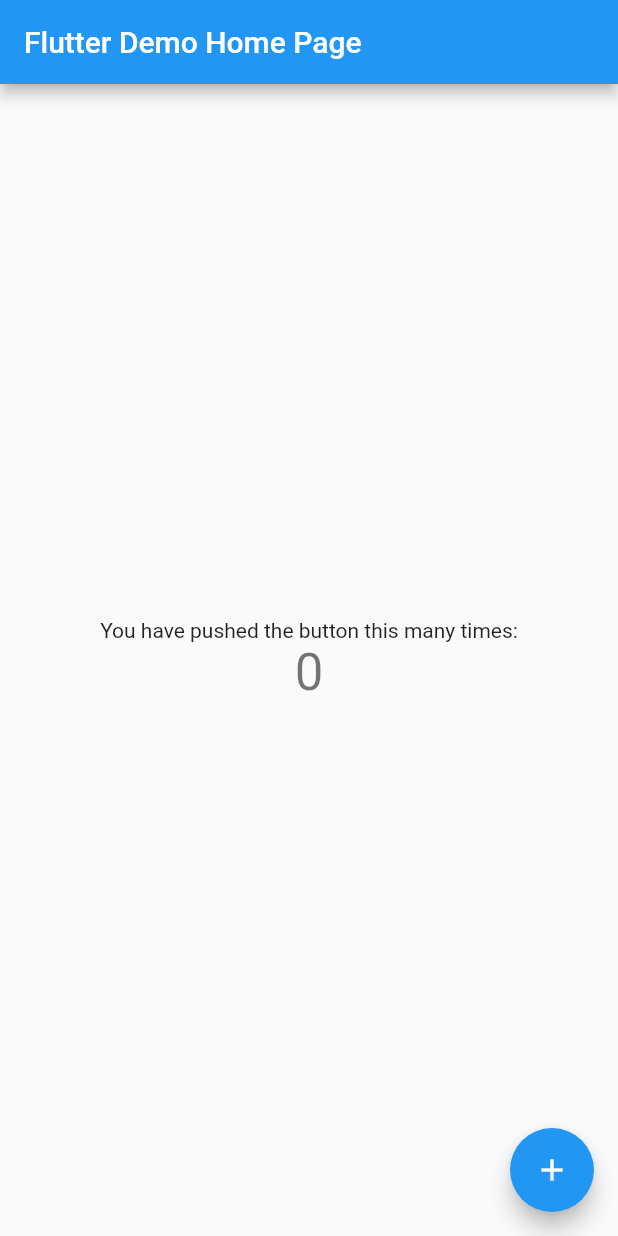
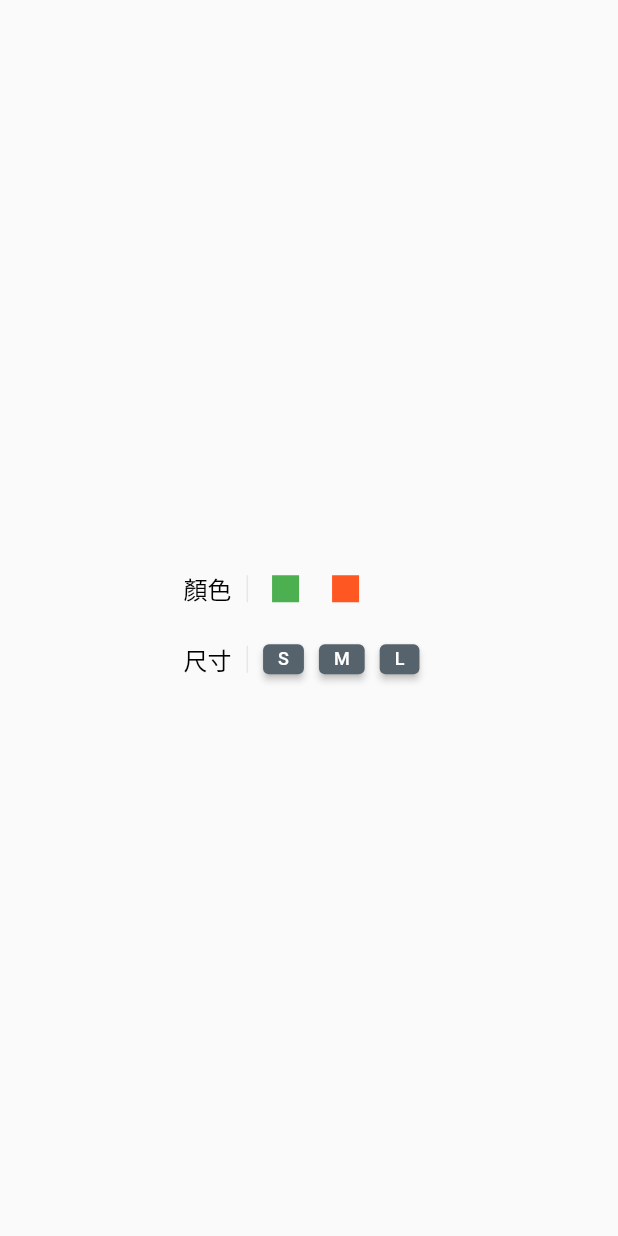
Before and after one commit to huang840801/appworks_school_flutter_program, a Flutter app: the screen it shows after launch, on a phone screen of 412 x 824 dp. Run offline on Flutter 3.47's test engine with Material 2 defaults, Android fonts, the phone set to English and light mode, and no system bars.

Commit message:
init state management demo

```diff
--- a/lib/main.dart
+++ b/lib/main.dart
@@ -7,109 +7,176 @@
 class MyApp extends StatelessWidget {
   const MyApp({super.key});
 
-  // This widget is the root of your application.
   @override
   Widget build(BuildContext context) {
     return MaterialApp(
-      title: 'Flutter Demo',
       theme: ThemeData(
-        // This is the theme of your application.
-        //
-        // Try running your application with "flutter run". You'll see the
-        // application has a blue toolbar. Then, without quitting the app, try
-        // changing the primarySwatch below to Colors.green and then invoke
-        // "hot reload" (press "r" in the console where you ran "flutter run",
-        // or simply save your changes to "hot reload" in a Flutter IDE).
-        // Notice that the counter didn't reset back to zero; the application
-        // is not restarted.
         primarySwatch: Colors.blue,
       ),
-      home: const MyHomePage(title: 'Flutter Demo Home Page'),
+      home: const MyHomePage(),
     );
   }
 }
 
 class MyHomePage extends StatefulWidget {
-  const MyHomePage({super.key, required this.title});
-
-  // This widget is the home page of your application. It is stateful, meaning
-  // that it has a State object (defined below) that contains fields that affect
-  // how it looks.
-
-  // This class is the configuration for the state. It holds the values (in this
-  // case the title) provided by the parent (in this case the App widget) and
-  // used by the build method of the State. Fields in a Widget subclass are
-  // always marked "final".
-
-  final String title;
+  const MyHomePage({super.key});
 
   @override
   State<MyHomePage> createState() => _MyHomePageState();
 }
 
 class _MyHomePageState extends State<MyHomePage> {
-  int _counter = 0;
 
-  void _incrementCounter() {
-    setState(() {
-      // This call to setState tells the Flutter framework that something has
-      // changed in this State, which causes it to rerun the build method below
-      // so that the display can reflect the updated values. If we changed
-      // _counter without calling setState(), then the build method would not be
-      // called again, and so nothing would appear to happen.
-      _counter++;
-    });
-  }
+  int selectedColorIndex = -1;
+  int selectedSizeIndex = -1;
 
   @override
   Widget build(BuildContext context) {
-    // This method is rerun every time setState is called, for instance as done
-    // by the _incrementCounter method above.
-    //
-    // The Flutter framework has been optimized to make rerunning build methods
-    // fast, so that you can just rebuild anything that needs updating rather
-    // than having to individually change instances of widgets.
     return Scaffold(
-      appBar: AppBar(
-        // Here we take the value from the MyHomePage object that was created by
-        // the App.build method, and use it to set our appbar title.
-        title: Text(widget.title),
-      ),
-      body: Center(
-        // Center is a layout widget. It takes a single child and positions it
-        // in the middle of the parent.
-        child: Column(
-          // Column is also a layout widget. It takes a list of children and
-          // arranges them vertically. By default, it sizes itself to fit its
-          // children horizontally, and tries to be as tall as its parent.
-          //
-          // Invoke "debug painting" (press "p" in the console, choose the
-          // "Toggle Debug Paint" action from the Flutter Inspector in Android
-          // Studio, or the "Toggle Debug Paint" command in Visual Studio Code)
-          // to see the wireframe for each widget.
-          //
-          // Column has various properties to control how it sizes itself and
-          // how it positions its children. Here we use mainAxisAlignment to
-          // center the children vertically; the main axis here is the vertical
-          // axis because Columns are vertical (the cross axis would be
-          // horizontal).
+      body: SizedBox(
+        width: double.infinity,
+        height: double.infinity,
+        child: Row(
           mainAxisAlignment: MainAxisAlignment.center,
-          children: <Widget>[
-            const Text(
-              'You have pushed the button this many times:',
-            ),
-            Text(
-              '$_counter',
-              style: Theme.of(context).textTheme.headline4,
+          children: [
+            Column(
+              mainAxisAlignment: MainAxisAlignment.center,
+              crossAxisAlignment: CrossAxisAlignment.start,
+              children: [
+                Row(
+                  children: [
+                    const Text('顏色', style: TextStyle(color: Colors.black, fontSize: 16)),
+                    const SizedBox(width: 10),
+                    Container(color: const Color(0x19333333), height: 18, width: 1),
+                    const SizedBox(width: 5),
+                    SingleSelectColor(
+                      selectedColorIndex: selectedColorIndex,
+                      colorList: const [Colors.green, Colors.deepOrange],
+                      onSelect: (index) {
+                        setState(() {
+                          selectedSizeIndex = -1;
+                          selectedColorIndex = index;
+                        });
+                      },
+                    ),
+                  ],
+                ),
+                const SizedBox(height: 15),
+                Row(
+                  children: [
+                    const Text('尺寸', style: TextStyle(color: Colors.black, fontSize: 16)),
+                    const SizedBox(width: 10),
+                    Container(color: const Color(0x19333333), height: 18, width: 1),
+                    const SizedBox(width: 10),
+                    SingleSelectSize(
+                      selectedSizeIndex: selectedSizeIndex,
+                      sizeList: const ['S', 'M', 'L'],
+                      onSelect: (index) {
+                        setState(() {
+                          selectedSizeIndex = index;
+                        });
+                      },
+                    ),
+                  ],
+                ),
+              ],
             ),
           ],
         ),
-      ),
-      floatingActionButton: FloatingActionButton(
-        onPressed: _incrementCounter,
-        tooltip: 'Increment',
-        child: const Icon(Icons.add),
-      ), // This trailing comma makes auto-formatting nicer for build methods.
+      )
     );
   }
 }
+
+class SingleSelectColor extends StatefulWidget {
+  final List<MaterialColor> colorList;
+  final Function(int) onSelect;
+  int selectedColorIndex;
+
+  SingleSelectColor({super.key,
+    required this.selectedColorIndex,
+    required this.colorList,
+    required this.onSelect});
+
+  @override
+  SingleSelectColorState createState() => SingleSelectColorState();
+}
+
+class SingleSelectColorState extends State<SingleSelectColor> {
+
+  @override
+  Widget build(BuildContext context) {
+    return Row(
+      mainAxisAlignment: MainAxisAlignment.spaceEvenly,
+      children: List<Widget>.generate(
+        widget.colorList.length,
+            (int index) {
+          return Row(
+            children: [
+              OutlinedButton(
+                  onPressed: () {
+                    widget.onSelect(index);
+                  },
+                  style: ButtonStyle(
+                    tapTargetSize: MaterialTapTargetSize.shrinkWrap,
+                    minimumSize: MaterialStateProperty.all(const Size(40, 40)),
+                    padding: MaterialStateProperty.all<EdgeInsets>(const EdgeInsets.all(0)),
+                    side: MaterialStateProperty.all(BorderSide(color: widget.selectedColorIndex == index ? Colors.black : Colors.transparent, width: 1.0, style: BorderStyle.solid)),
+                    shape: MaterialStateProperty.all(RoundedRectangleBorder(borderRadius: BorderRadius.circular(0))),
+                  ),
+                  child: Container(color: widget.colorList[index], height: 18, width: 18)),
+            ],
+          );
+        },
+      ),
+    );
+  }
+}
+
+class SingleSelectSize extends StatefulWidget {
+  final List<String> sizeList;
+  final Function(int) onSelect;
+  int selectedSizeIndex;
+
+  SingleSelectSize({super.key,
+    required this.selectedSizeIndex,
+    required this.sizeList,
+    required this.onSelect});
+
+  @override
+  SingleSelectSizeState createState() => SingleSelectSizeState();
+}
+
+class SingleSelectSizeState extends State<SingleSelectSize> {
+
+  @override
+  Widget build(BuildContext context) {
+    const grey = Color.fromARGB(255, 87, 99, 108);
+    const white = Colors.white;
+    return Row(
+      mainAxisAlignment: MainAxisAlignment.spaceEvenly,
+      children: List<Widget>.generate(
+        widget.sizeList.length,
+            (int index) {
+          return Row(
+            children: [
+              ElevatedButton(
+                onPressed: () {
+                  widget.onSelect(index);
+                },
+                style: ElevatedButton.styleFrom(
+                  padding: const EdgeInsets.only(top: 3, bottom: 3, left: 10, right: 10),
+                  minimumSize: Size.zero,
+                  tapTargetSize: MaterialTapTargetSize.shrinkWrap,
+                  backgroundColor: widget.selectedSizeIndex == index ? white : grey,
+                ),
+                child: Text(widget.sizeList[index], style: TextStyle(color: widget.selectedSizeIndex == index ? grey : white, fontSize: 12)),
+              ),
+              const SizedBox(width: 10),
+            ],
+          );
+        },
+      ),
+    );
+  }
+}
```
